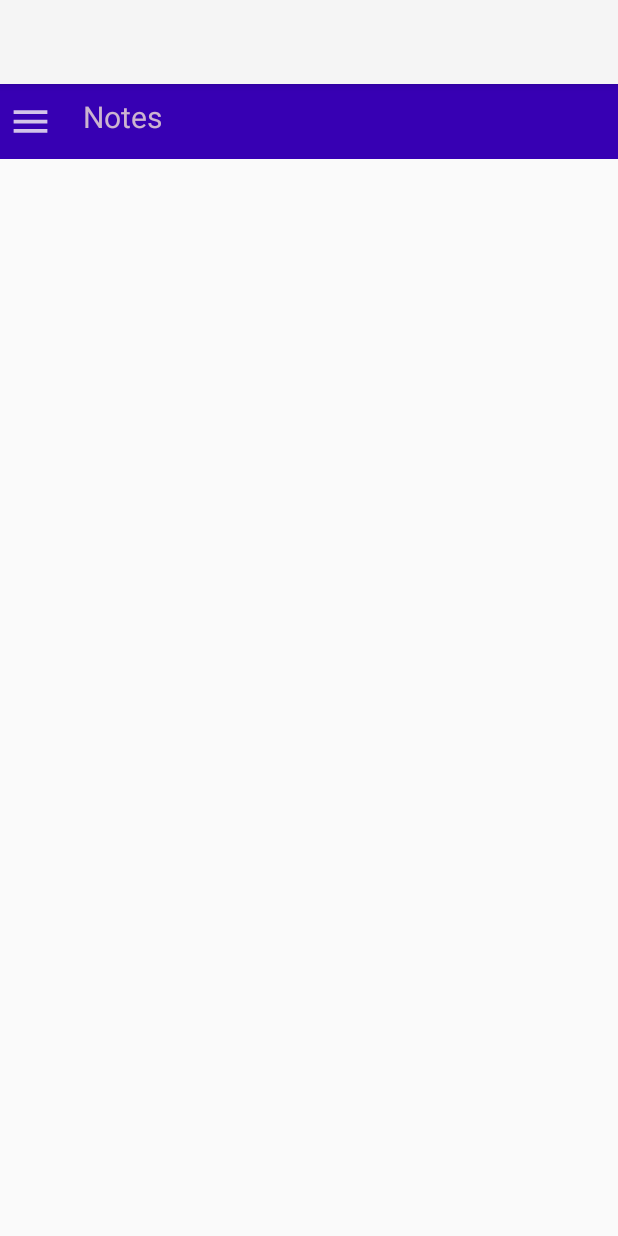
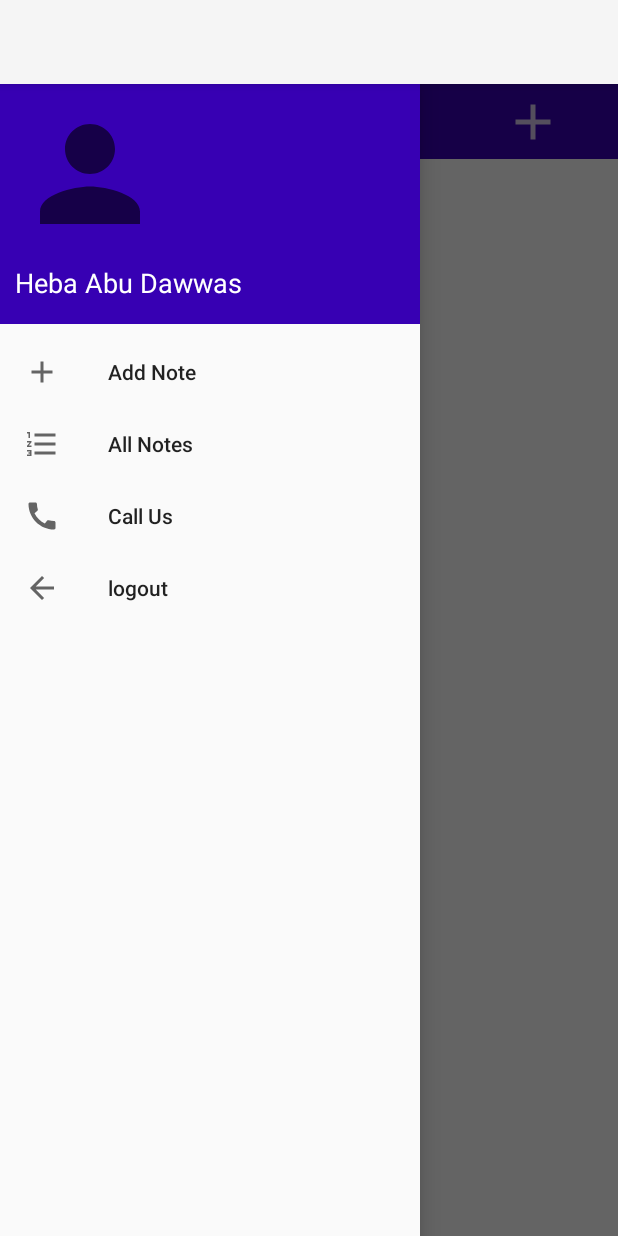
Before and after one commit to HebaAbuDawwas/AndroidNoteApp, an Android app: the MainActivity4 screen opened directly, with no data from a screen before it, in the side drawer, after a tap on "All Notes", on a phone screen of 412 x 824 dp. Run offline under Robolectric (Android 15) with nearby library versions, the phone set to English and light mode, and no system bars; plain views replace RoundedImageView; Roboto replaces fonts that are not available here.

Commit message:
my project

```diff
--- a/app/src/main/java/com/intent/noteapp/MainActivity3.java
+++ b/app/src/main/java/com/intent/noteapp/MainActivity3.java
@@ -29,16 +29,19 @@ import java.util.ArrayList;
 
 public class MainActivity3 extends AppCompatActivity {
 
+
     NavigationView naviV;
     DrawerLayout main_drawer_ly;
     private Menu main_menu ;
-    ImageView menuIcon;
+    ImageView menuIcon,newIc;
     TextView texttitle;
     TextView textid;
 
+    int userId = MainActivity.userId;
 
     @Override
     protected void onCreate(Bundle savedInstanceState) {
+
         super.onCreate(savedInstanceState);
         setContentView(R.layout.activity_main3);
 
@@ -47,6 +50,7 @@ public class MainActivity3 extends AppCompatActivity {
         main_drawer_ly=(DrawerLayout) findViewById(R.id.drawer_layout);
         main_menu=naviV.getMenu();
         menuIcon= (ImageView) findViewById(R.id.menu_ic);
+        newIc=(ImageView)findViewById(R.id.newIc);
 
 
 
@@ -56,8 +60,10 @@ public class MainActivity3 extends AppCompatActivity {
                  main_drawer_ly.openDrawer(GravityCompat.START);
             }
         });
+        //-----------------------------------------------------------------------------
         DatabaseSqliteMain databaseSqlite = new DatabaseSqliteMain(this);
-        ArrayList<Notes> arrayList = databaseSqlite.getDataNote();
+        ArrayList<Notes> arrayList = databaseSqlite.getDataNote(userId);
+       // Toast.makeText(MainActivity3.this,userId+"",Toast.LENGTH_SHORT).show();
 
 
 
@@ -66,6 +72,15 @@ public class MainActivity3 extends AppCompatActivity {
         ListView listView = (ListView) findViewById(R.id.listviewD);
         Add a = new Add(arrayList);
         listView.setAdapter(a);
+
+        //-----------------------------------
+        newIc.setOnClickListener(new View.OnClickListener() {
+            @Override
+            public void onClick(View v) {
+                Intent in = new Intent(MainActivity3.this, MainActivity4.class);
+                startActivity(in);
+            }
+        });
 
         //--------------------------------------------------------
         listView.setOnItemLongClickListener(new AdapterView.OnItemLongClickListener() {
@@ -88,6 +103,7 @@ public class MainActivity3 extends AppCompatActivity {
 
 
                 startActivity(intent);
+                finish();
 
 
             }
@@ -107,6 +123,7 @@ public class MainActivity3 extends AppCompatActivity {
 
 
     }
+
     class Add extends BaseAdapter {
 
         ArrayList<Notes> l = new ArrayList<Notes>();
--- a/app/src/main/java/com/intent/noteapp/MainActivity4.java
+++ b/app/src/main/java/com/intent/noteapp/MainActivity4.java
@@ -27,6 +27,7 @@ public class MainActivity4 extends AppCompatActivity {
     NavigationView naviV;
     DrawerLayout main_drawer_ly;
     private Menu main_menu ;
+    int userId = MainActivity.userId;
 
 
     @Override
@@ -55,7 +56,7 @@ public class MainActivity4 extends AppCompatActivity {
                 if(!noteT.getText().toString().equals("")&&!titleT.getText().toString().equals(""))
                 {
 
-                    Toast.makeText(MainActivity4.this , databaseSqlite.insertDataNote(noteT.getText().toString(),titleT.getText().toString()) , Toast.LENGTH_LONG).show();
+                    Toast.makeText(MainActivity4.this , databaseSqlite.insertDataNote(noteT.getText().toString(),titleT.getText().toString(),userId) , Toast.LENGTH_LONG).show();
                     noteT.setText("");
                     titleT.setText("");
 
@@ -78,12 +79,14 @@ public class MainActivity4 extends AppCompatActivity {
                 Intent intent = new Intent(Intent.ACTION_VIEW);
                 intent.setData(Uri.parse("tel:0779025502") );
                 startActivity(intent);
+
                 break;
 
             case (R.id.Main):
                 Intent in = new Intent (MainActivity4.this, MainActivity3.class);
 
                 startActivity(in);
+                finish();
                 break;
             case (R.id.logout):
                 Intent in1 = new Intent(MainActivity4.this, MainActivity.class);
--- a/app/src/main/java/com/intent/noteapp/modelsP/DatabaseSqliteMain.java
+++ b/app/src/main/java/com/intent/noteapp/modelsP/DatabaseSqliteMain.java
@@ -10,7 +10,7 @@ import java.util.ArrayList;
 
 public class DatabaseSqliteMain extends SQLiteOpenHelper {
 
-    public static final String DataBaseName = "noteapp.db";
+    public static final String DataBaseName = "noteappTestTest.db";
 
     public DatabaseSqliteMain(Context con) {
         super(con, DataBaseName, null, 1);
@@ -20,7 +20,7 @@ public class DatabaseSqliteMain extends SQLiteOpenHelper {
     @Override
     public void onCreate(SQLiteDatabase db) {
         db.execSQL("CREATE TABLE User (id INTEGER PRIMARY KEY AUTOINCREMENT ,fullname TEXT ,username TEXT , email TEXT , password TEXT )");
-        db.execSQL("CREATE TABLE Notes (id INTEGER PRIMARY KEY AUTOINCREMENT, note TEXT,notetitle TEXT)");
+        db.execSQL("CREATE TABLE Notes (id INTEGER PRIMARY KEY AUTOINCREMENT,userId INTEGER, note TEXT,notetitle TEXT)");
     }
 
     @Override
@@ -86,29 +86,35 @@ public class DatabaseSqliteMain extends SQLiteOpenHelper {
 //--------------------------------------------------------------NOTES---------------------------------------------------
 //---------------------------------------------------------------------------------------------------------------------
 
-    public String insertDataNote(String note,String notetitle) {
+    public String insertDataNote(String note,String notetitle, int userId) {
 
         SQLiteDatabase sqLiteDatabase = this.getWritableDatabase();
         ContentValues values = new ContentValues();
+        values.put("userId",userId);
         values.put("note", note);
         values.put("notetitle",notetitle);
+
         long re = sqLiteDatabase.insert("Notes", null, values);
         if(re==-1) return "Error ";
         else return "Data Saved successfuly";
 
     }
 
-    public ArrayList getDataNote(){
+    public ArrayList getDataNote(int Id){
         ArrayList <Notes> arrayList= new ArrayList<Notes>();
         SQLiteDatabase sqLiteDatabase =this.getReadableDatabase();
-        Cursor cursor = sqLiteDatabase.rawQuery("SELECT * FROM Notes",null);
+        Cursor cursor = sqLiteDatabase.rawQuery("SELECT *  FROM Notes " +
+                " WHERE Notes.userId=" +Id
+                +" ",null);
+
         cursor.moveToFirst();
 
         while(cursor.isAfterLast()==false){
 
             arrayList.add(new Notes(cursor.getInt(0),
-                    cursor.getString(1),
-                    cursor.getString(2)));
+                    cursor.getInt(1),
+                    cursor.getString(2),
+                    cursor.getString(3)));
             cursor.moveToNext();
 
         }
--- a/app/src/main/res/layout/activity_main3.xml
+++ b/app/src/main/res/layout/activity_main3.xml
@@ -41,7 +41,7 @@
                 app:tint="#C9FBF8F8" />
 
             <TextView
-                android:layout_width="300dp"
+                android:layout_width="200dp"
                 android:layout_height="wrap_content"
                 android:layout_marginStart="20dp"
                 android:layout_marginLeft="20dp"
@@ -50,6 +50,15 @@
                 android:text="Notes"
                 android:textColor="#D7E8D6D6"
                 android:textSize="20sp" />
+
+            <ImageView
+                android:id="@+id/newIc"
+                android:layout_width="40dp"
+                android:layout_height="40dp"
+                android:layout_marginLeft="80dp"
+                android:layout_marginTop="5dp"
+                android:src="@drawable/add_ic"
+                app:tint="#C9FBF8F8" />
 
 
         </LinearLayout>
```
Also changed, not shown: app/src/main/java/com/intent/noteapp/MainActivity.java (+20 -8 lines), app/src/main/java/com/intent/noteapp/NoteActivity.java (+28 -4 lines), app/src/main/java/com/intent/noteapp/modelsP/Notes.java (+9 -4 lines).
